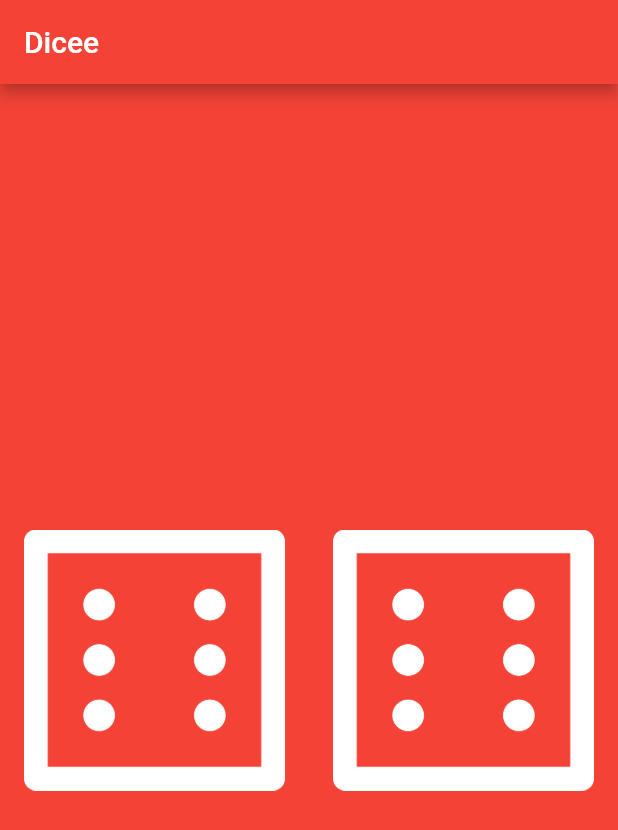
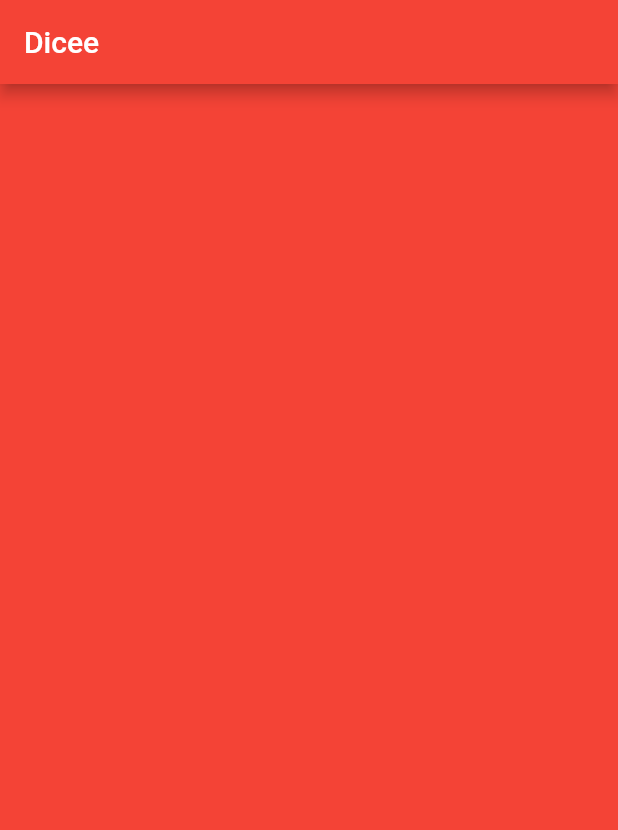
Before and after one commit to apm-dev/fc_dicee, a Flutter app: the screen it shows after launch, on a phone screen of 412 x 824 dp. Shown: the top 830 px of the screen. Run offline on Flutter 3.47's test engine with Material 2 defaults, Android fonts, the phone set to English and light mode, and no system bars.

Commit message:
Fix android deprecate issue

```diff
--- a/lib/main.dart
+++ b/lib/main.dart
@@ -1,4 +1,3 @@
-import 'dart:math';
 
 import 'package:flutter/material.dart';
 
@@ -17,42 +16,9 @@ void main() {
   );
 }
 
-class DicePage extends StatefulWidget {
-  @override
-  _DicePageState createState() => _DicePageState();
-}
-
-class _DicePageState extends State<DicePage> {
-  int leftDiceNumber = 6;
-  int rightDiceNumber = 6;
-
-  void changeDicesFace() {
-    leftDiceNumber = Random().nextInt(6) + 1;
-    rightDiceNumber = Random().nextInt(6) + 1;
-  }
-
-  Widget buildDice(int diceNumber) {
-    return Expanded(
-      child: FlatButton(
-        onPressed: () {
-          setState(() {
-            changeDicesFace();
-          });
-        },
-        child: Image.asset('images/dice$diceNumber.png'),
-      ),
-    );
-  }
-
+class DicePage extends StatelessWidget {
   @override
   Widget build(BuildContext context) {
-    return Center(
-      child: Row(
-        children: [
-          buildDice(leftDiceNumber),
-          buildDice(rightDiceNumber),
-        ],
-      ),
-    );
+    return Container();
   }
 }
```
